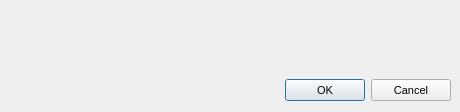
The window that src/MEGASync/gui/win/BindFolderDialog.ui (meganz/MEGAsync) describes before a commit, drawn with Qt 5.
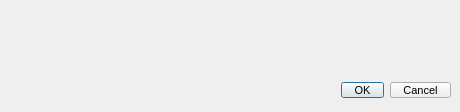
The same window after the commit. Custom widgets are drawn as their Qt base class.

Patch:
```diff
--- a/src/MEGASync/gui/win/BindFolderDialog.ui
+++ b/src/MEGASync/gui/win/BindFolderDialog.ui
@@ -37,6 +37,8 @@
 {
     min-height: 14px;
 	height: 14px;
+	padding-right: 12px;
+	padding-left: 12px;
 }
 </string>
   </property>
@@ -87,6 +89,12 @@
           <verstretch>0</verstretch>
          </sizepolicy>
         </property>
+        <property name="minimumSize">
+         <size>
+          <width>0</width>
+          <height>22</height>
+         </size>
+        </property>
         <property name="text">
          <string>OK</string>
         </property>
@@ -100,6 +108,12 @@
           <verstretch>0</verstretch>
          </sizepolicy>
         </property>
+        <property name="minimumSize">
+         <size>
+          <width>0</width>
+          <height>22</height>
+         </size>
+        </property>
         <property name="text">
          <string>Cancel</string>
         </property>
```
Left out of the diff: 22 changed lines with no effect on the pictures.
